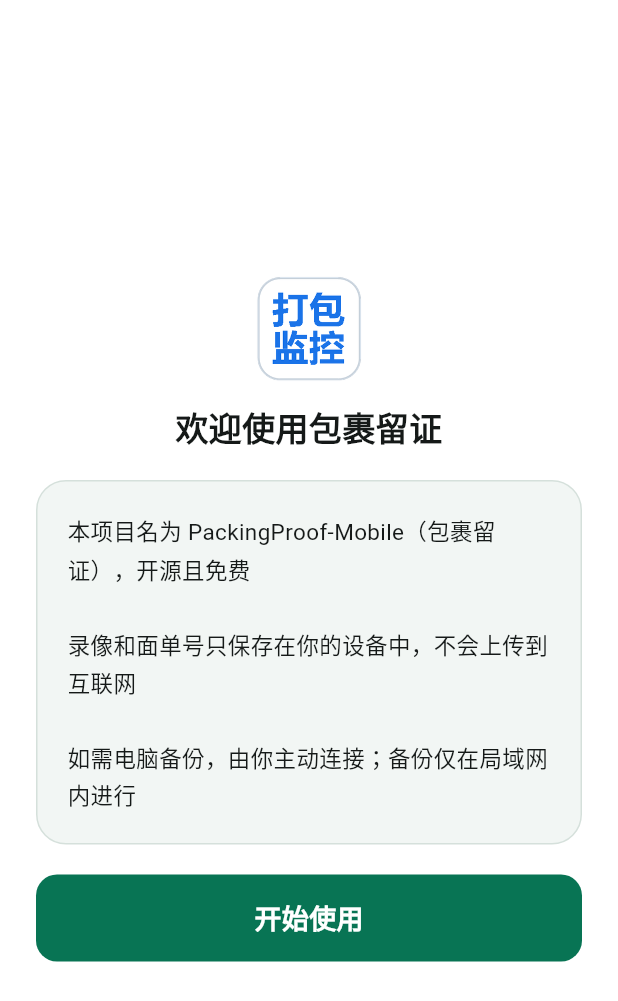
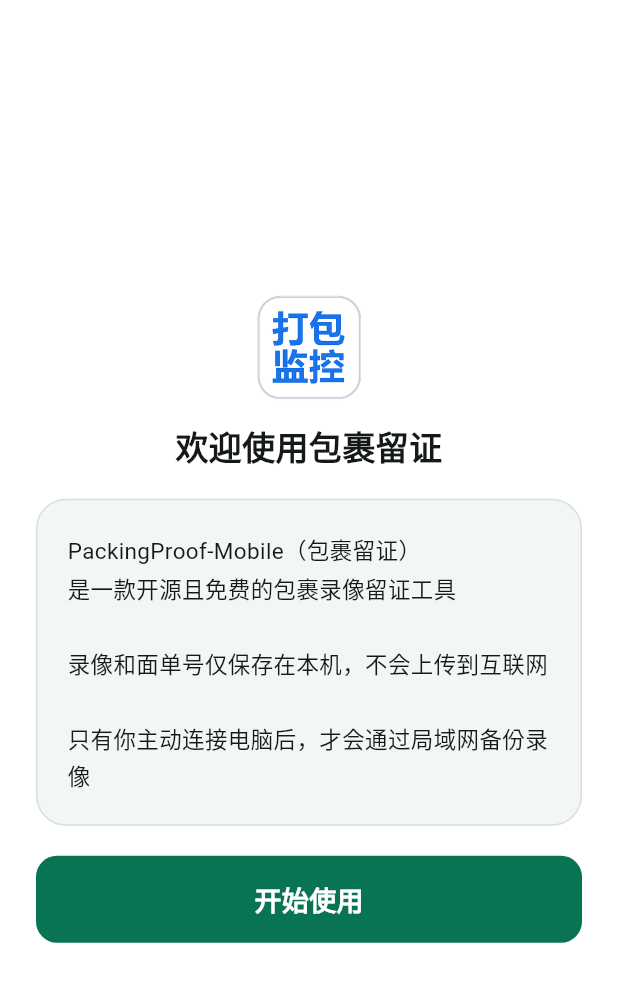
Before and after one commit to 312323290/PackingProof-Mobile, a Flutter app: the screen it shows after launch, on a phone screen of 412 x 824 dp. Shown: the top 1001 px of the screen. Run offline on Flutter 3.47's test engine with Material 3 defaults, Android fonts, the light colour scheme and no system bars; our stand-ins replace audioplayers, camera, flutter_tts, package_info_plus, video_player, wakelock_plus; missing offline and left inert: flutter_edge_tts, google_mlkit_barcode_scanning; project files that could hold a hidden picture were left out.

Commit message:
fix: 优化首次说明文案
缩短首次说明段落并将项目名单独成行，避免窄屏自动换行破坏中文阅读节奏。

```diff
--- a/lib/app/packing_proof_mobile_app.dart
+++ b/lib/app/packing_proof_mobile_app.dart
@@ -185,9 +185,10 @@
                   crossAxisAlignment: CrossAxisAlignment.stretch,
                   children: <Widget>[
                     Text(
-                      '本项目名为 PackingProof-Mobile（包裹留证），开源且免费\n\n'
-                      '录像和面单号只保存在你的设备中，不会上传到互联网\n\n'
-                      '如需电脑备份，由你主动连接；备份仅在局域网内进行',
+                      'PackingProof-Mobile（包裹留证）\n'
+                      '是一款开源且免费的包裹录像留证工具\n\n'
+                      '录像和面单号仅保存在本机，不会上传到互联网\n\n'
+                      '只有你主动连接电脑后，才会通过局域网备份录像',
                       textAlign: TextAlign.left,
                       style: const TextStyle(fontSize: 15, height: 1.65),
                     ),
```
Also changed, not shown: 1 other file.
